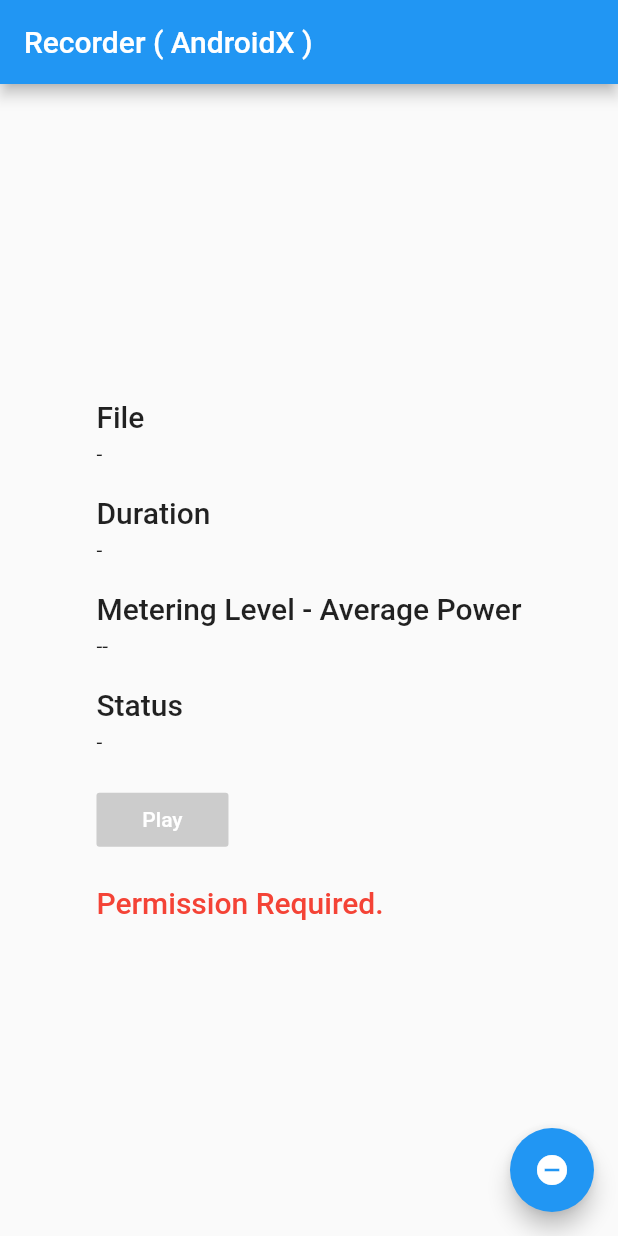
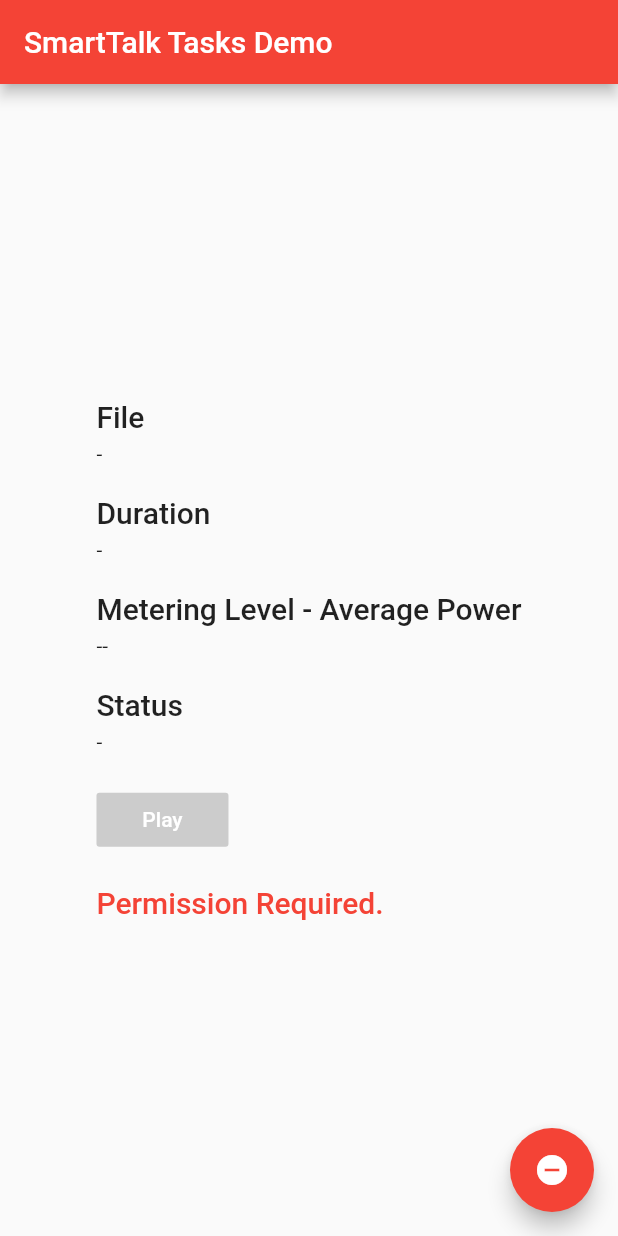
Before and after one commit to DovahCraft/AudioRecorderTest, a Flutter app: the screen it shows after launch, on a phone screen of 412 x 824 dp. Run offline on Flutter 3.47's test engine with Material 2 defaults, Android fonts, the phone set to English and light mode, and no system bars; our stand-ins replace audioplayers; missing offline and left inert: flutter_audio_recorder.

Commit message:
Init recorder demo

```diff
--- a/hello_world/lib/main.dart
+++ b/hello_world/lib/main.dart
@@ -13,11 +13,11 @@ class MyApp extends StatelessWidget {
   @override
   Widget build(BuildContext context) {
     return MaterialApp(
-      title: 'Flutter Audio Recorder Demo',
+      title: 'SmartTalk Tech Demo',
       theme: ThemeData(
-        primarySwatch: Colors.blue,
+        primarySwatch: Colors.red,
       ),
-      home: MyHomePage(title: 'Recorder ( AndroidX )'),
+      home: MyHomePage(title: 'SmartTalk Tasks Demo'),
     );
   }
 }
@@ -135,7 +135,8 @@ class _MyHomePageState extends State<MyHomePage> {
       _recording = current;
     });
 
-    _t = Timer.periodic(Duration(milliseconds: 1), (Timer t) async {
+    //This updates the timer for some reason, not too sure, doesnt increment duration during recording if removed.
+    _t = Timer.periodic(Duration(milliseconds: 10), (Timer t) async {
       var current = await _recorder.current();
       setState(() {
         _recording = current;
```
Also changed, not shown: hello_world/pubspec.lock.
